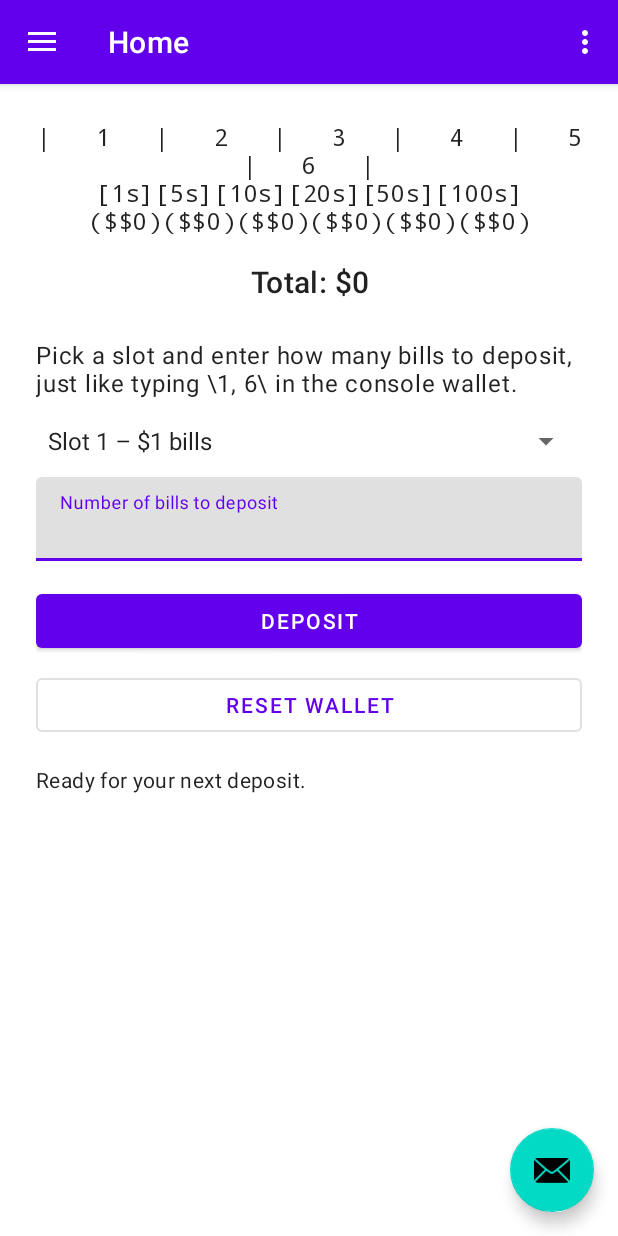
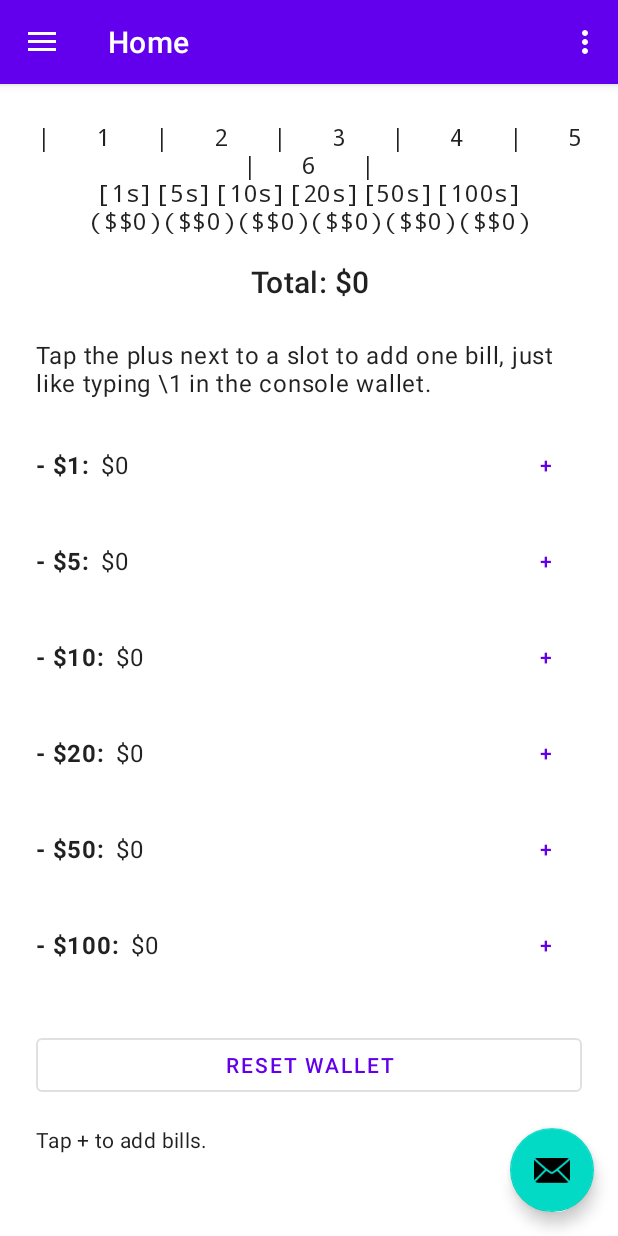
Before and after one commit to firebadnofire/simplewallet, an Android app: the screen it shows after launch (MainActivity), on a phone screen of 412 x 824 dp. Run offline under Robolectric (Android 15) with nearby library versions, the phone set to English and light mode, and no system bars; our stand-ins replace navigation-ui.

Commit message:
Replace deposit controls with denomination list

```diff
--- a/app/src/main/java/org/archuser/wallet/ui/home/HomeFragment.kt
+++ b/app/src/main/java/org/archuser/wallet/ui/home/HomeFragment.kt
@@ -4,10 +4,10 @@ import android.os.Bundle
 import android.view.LayoutInflater
 import android.view.View
 import android.view.ViewGroup
-import android.widget.ArrayAdapter
 import androidx.fragment.app.Fragment
 import org.archuser.wallet.R
 import org.archuser.wallet.databinding.FragmentHomeBinding
+import org.archuser.wallet.databinding.ItemDenominationEntryBinding
 
 class HomeFragment : Fragment() {
 
@@ -16,6 +16,7 @@ class HomeFragment : Fragment() {
 
     private val denominations = listOf(1, 5, 10, 20, 50, 100)
     private val counts = MutableList(denominations.size) { 0 }
+    private val denominationRows = mutableListOf<ItemDenominationEntryBinding>()
 
     override fun onCreateView(
         inflater: LayoutInflater,
@@ -23,49 +24,38 @@ class HomeFragment : Fragment() {
         savedInstanceState: Bundle?
     ): View {
         _binding = FragmentHomeBinding.inflate(inflater, container, false)
-        setupSpinner()
-        setupButtons()
+        setupDenominationRows(inflater)
+        setupResetButton()
         updateDisplay()
         binding.feedbackMessage.text = getString(R.string.feedback_default)
         return binding.root
     }
 
-    private fun setupSpinner() {
-        val spinnerItems = denominations.mapIndexed { index, value ->
-            getString(R.string.spinner_item_format, index + 1, value)
+    private fun setupDenominationRows(inflater: LayoutInflater) {
+        denominationRows.clear()
+        binding.denominationList.removeAllViews()
+
+        denominations.forEachIndexed { index, denomination ->
+            val rowBinding = ItemDenominationEntryBinding.inflate(inflater, binding.denominationList, false)
+            rowBinding.denominationLabel.text = getString(R.string.denomination_label_format, denomination)
+            rowBinding.denominationValue.text = getString(R.string.denomination_value_format, 0)
+            rowBinding.denominationAddButton.setOnClickListener {
+                counts[index] += 1
+                val quantityAdded = 1
+                binding.feedbackMessage.text = getString(
+                    R.string.feedback_success,
+                    quantityAdded,
+                    index + 1,
+                    denominationDescription(denomination, quantityAdded)
+                )
+                updateDisplay()
+            }
+            binding.denominationList.addView(rowBinding.root)
+            denominationRows.add(rowBinding)
         }
-        val adapter = ArrayAdapter(
-            requireContext(),
-            android.R.layout.simple_spinner_item,
-            spinnerItems
-        ).also { it.setDropDownViewResource(android.R.layout.simple_spinner_dropdown_item) }
-        binding.denominationSpinner.adapter = adapter
-        binding.denominationSpinner.prompt = getString(R.string.spinner_prompt)
     }
 
-    private fun setupButtons() {
-        binding.depositButton.setOnClickListener {
-            val selectedPosition = binding.denominationSpinner.selectedItemPosition
-            val amountText = binding.quantityInput.text?.toString()?.trim()
-            val quantity = amountText?.toIntOrNull()
-
-            if (quantity == null || quantity < 0) {
-                binding.feedbackMessage.text = getString(R.string.feedback_invalid_amount)
-                return@setOnClickListener
-            }
-
-            counts[selectedPosition] += quantity
-            val denominationLabel = "${denominations[selectedPosition]}s"
-            binding.feedbackMessage.text = getString(
-                R.string.feedback_success,
-                quantity,
-                selectedPosition + 1,
-                denominationLabel
-            )
-            binding.quantityInput.text?.clear()
-            updateDisplay()
-        }
-
+    private fun setupResetButton() {
         binding.resetButton.setOnClickListener {
             for (index in counts.indices) {
                 counts[index] = 0
@@ -96,6 +86,20 @@ class HomeFragment : Fragment() {
 
         val total = counts.zip(denominations) { count, denomination -> count * denomination }.sum()
         binding.totalAmount.text = getString(R.string.total_format, total)
+
+        denominationRows.forEachIndexed { index, row ->
+            val totalValue = counts[index] * denominations[index]
+            row.denominationValue.text = getString(R.string.denomination_value_format, totalValue)
+        }
+    }
+
+    private fun denominationDescription(denomination: Int, quantity: Int): String {
+        val descriptionRes = if (quantity == 1) {
+            R.string.denomination_description_single
+        } else {
+            R.string.denomination_description_plural
+        }
+        return getString(descriptionRes, denomination)
     }
 
     override fun onDestroyView() {
--- a/app/src/main/res/layout/fragment_home.xml
+++ b/app/src/main/res/layout/fragment_home.xml
@@ -47,40 +47,19 @@
                 android:text="@string/wallet_instructions"
                 android:textAppearance="@style/TextAppearance.MaterialComponents.Body1" />
 
-            <Spinner
-                android:id="@+id/denominationSpinner"
-                android:layout_width="match_parent"
-                android:layout_height="wrap_content"
-                android:layout_marginTop="16dp" />
-
-            <com.google.android.material.textfield.TextInputLayout
+            <LinearLayout
+                android:id="@+id/denominationList"
                 android:layout_width="match_parent"
                 android:layout_height="wrap_content"
                 android:layout_marginTop="12dp"
-                android:hint="@string/quantity_hint">
-
-                <com.google.android.material.textfield.TextInputEditText
-                    android:id="@+id/quantityInput"
-                    android:layout_width="match_parent"
-                    android:layout_height="wrap_content"
-                    android:inputType="number"
-                    android:maxLines="1" />
-            </com.google.android.material.textfield.TextInputLayout>
-
-            <com.google.android.material.button.MaterialButton
-                android:id="@+id/depositButton"
-                style="@style/Widget.MaterialComponents.Button"
-                android:layout_width="match_parent"
-                android:layout_height="wrap_content"
-                android:layout_marginTop="16dp"
-                android:text="@string/deposit_button" />
+                android:orientation="vertical" />
 
             <com.google.android.material.button.MaterialButton
                 android:id="@+id/resetButton"
                 style="@style/Widget.MaterialComponents.Button.OutlinedButton"
                 android:layout_width="match_parent"
                 android:layout_height="wrap_content"
-                android:layout_marginTop="8dp"
+                android:layout_marginTop="24dp"
                 android:text="@string/reset_button" />
 
             <TextView
@@ -89,7 +68,7 @@
                 android:layout_height="wrap_content"
                 android:layout_marginTop="16dp"
                 android:textAppearance="@style/TextAppearance.MaterialComponents.Body2"
-                tools:text="Deposited 3 bills into slot 2" />
+                tools:text="Added a $1 bill to slot 1" />
         </LinearLayout>
     </ScrollView>
 </androidx.constraintlayout.widget.ConstraintLayout>
--- /dev/null
+++ b/app/src/main/res/layout/item_denomination_entry.xml
@@ -0,0 +1,33 @@
+<?xml version="1.0" encoding="utf-8"?>
+<LinearLayout xmlns:android="http://schemas.android.com/apk/res/android"
+    android:layout_width="match_parent"
+    android:layout_height="wrap_content"
+    android:gravity="center_vertical"
+    android:orientation="horizontal"
+    android:paddingVertical="8dp">
+
+    <TextView
+        android:id="@+id/denominationLabel"
+        android:layout_width="wrap_content"
+        android:layout_height="wrap_content"
+        android:textAppearance="@style/TextAppearance.MaterialComponents.Body1"
+        android:textStyle="bold"
+        android:text="- $1:" />
+
+    <TextView
+        android:id="@+id/denominationValue"
+        android:layout_width="0dp"
+        android:layout_height="wrap_content"
+        android:layout_marginStart="8dp"
+        android:layout_weight="1"
+        android:textAppearance="@style/TextAppearance.MaterialComponents.Body1"
+        android:text="$0" />
+
+    <com.google.android.material.button.MaterialButton
+        android:id="@+id/denominationAddButton"
+        style="@style/Widget.MaterialComponents.Button.TextButton"
+        android:layout_width="wrap_content"
+        android:layout_height="wrap_content"
+        android:minWidth="48dp"
+        android:text="+" />
+</LinearLayout>
--- a/app/src/main/res/values/strings.xml
+++ b/app/src/main/res/values/strings.xml
@@ -11,14 +11,13 @@
     <string name="menu_gallery">Gallery</string>
     <string name="menu_slideshow">Slideshow</string>
 
-    <string name="wallet_instructions">Pick a slot and enter how many bills to deposit, just like typing \\"1, 6\\" in the console wallet.</string>
-    <string name="quantity_hint">Number of bills to deposit</string>
-    <string name="deposit_button">Deposit</string>
+    <string name="wallet_instructions">Tap the plus next to a slot to add one bill, just like typing \\1 in the console wallet.</string>
     <string name="reset_button">Reset wallet</string>
-    <string name="spinner_prompt">Wallet slot</string>
-    <string name="spinner_item_format">Slot %1$d – $%2$d bills</string>
     <string name="total_format">Total: $%1$d</string>
-    <string name="feedback_default">Ready for your next deposit.</string>
-    <string name="feedback_success">Deposited %1$d bill(s) into slot %2$d (%3$s).</string>
-    <string name="feedback_invalid_amount">Enter a non-negative number of bills.</string>
+    <string name="feedback_default">Tap + to add bills.</string>
+    <string name="feedback_success">Added %1$d bill(s) to slot %2$d (%3$s).</string>
+    <string name="denomination_label_format">- $%1$d:</string>
+    <string name="denomination_value_format">$%1$d</string>
+    <string name="denomination_description_single">$%1$d bill</string>
+    <string name="denomination_description_plural">$%1$d bills</string>
 </resources>
```
